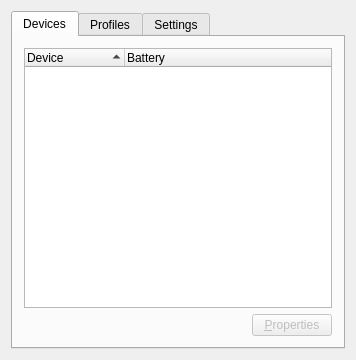
This is ds4wizard-cpp/mainwindow.ui in michael-fadely/ds4wizard as Qt 5 draws it before an edit. The edited form follows.
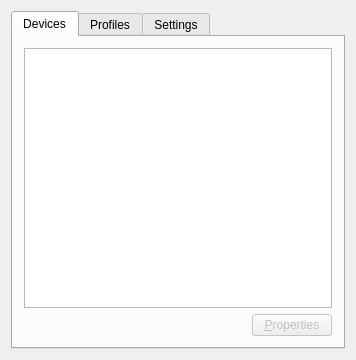
This is the edited form.

Patch:
```diff
--- a/ds4wizard-cpp/mainwindow.ui
+++ b/ds4wizard-cpp/mainwindow.ui
@@ -32,7 +32,7 @@
        </attribute>
        <layout class="QVBoxLayout" name="verticalLayout_3">
         <item>
-         <widget class="QTreeWidget" name="deviceList">
+         <widget class="QTreeView" name="deviceList">
           <property name="rootIsDecorated">
            <bool>false</bool>
           </property>
@@ -48,19 +48,6 @@
           <property name="headerHidden">
            <bool>false</bool>
           </property>
-          <property name="columnCount">
-           <number>2</number>
-          </property>
-          <column>
-           <property name="text">
-            <string>Device</string>
-           </property>
-          </column>
-          <column>
-           <property name="text">
-            <string>Battery</string>
-           </property>
-          </column>
          </widget>
         </item>
         <item alignment="Qt::AlignRight">
```
Left out of the diff: 16 changed lines with no effect on the pictures.
